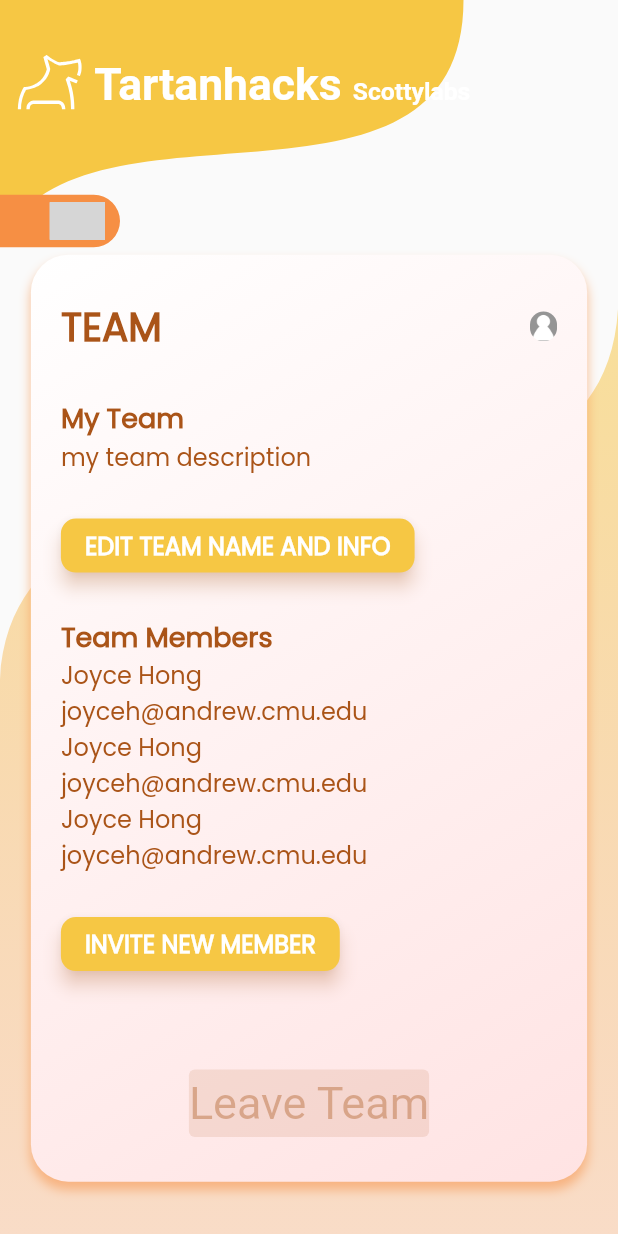
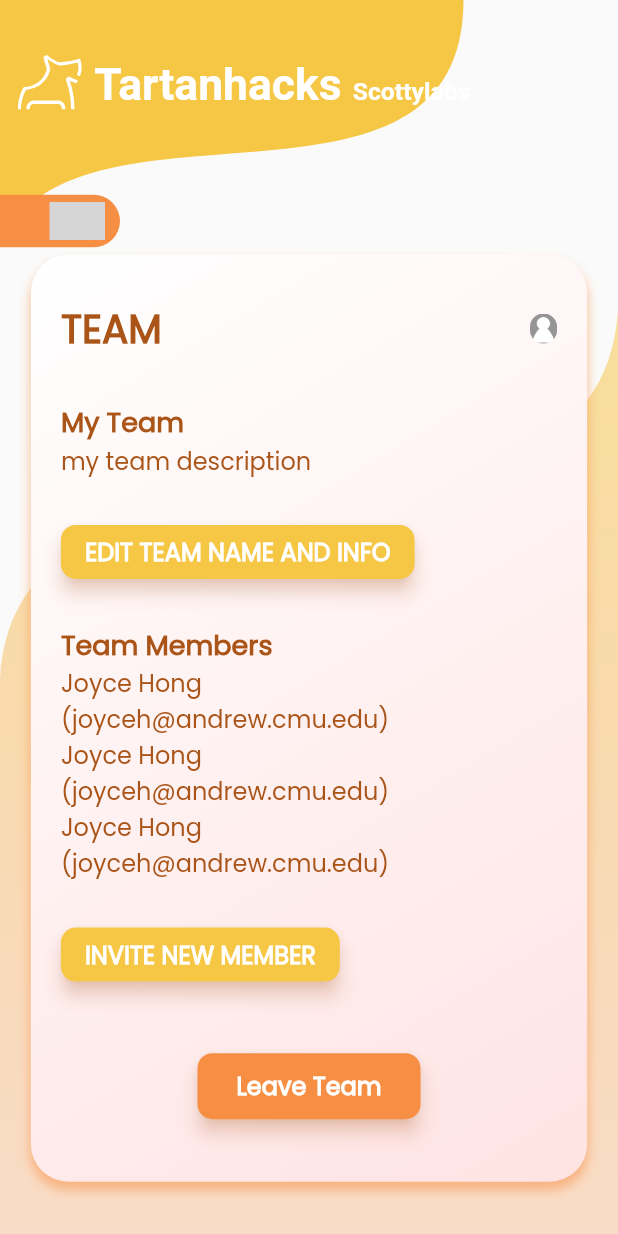
Before and after one commit to ScottyLabs/tartanhacks_dashboard_v2, a Flutter app: the EditTeam screen opened directly, on a phone screen of 412 x 824 dp. Run offline on Flutter 3.47's test engine with Material 2 defaults, Android fonts, the phone set to English and light mode, and no system bars; our stand-ins replace carousel_slider, date_time_picker, flutter_countdown_timer, flutter_svg, qr_flutter, share and 2 more; missing offline and left inert: barras, charcode, decorated_icon, shared_preferences_web; accounts and stored records are empty; generated files the repository leaves out were written again; grey boxes are pictures that could not be loaded.

Commit message:
edit team tweaks
edit team tweaks

```diff
--- a/lib/pages/custom_widgets.dart
+++ b/lib/pages/custom_widgets.dart
@@ -7,7 +7,7 @@ import 'home.dart';
 import 'login.dart';
 import 'project_submission.dart';
 import 'profile.dart';
-import 'create_team.dart';
+import 'edit_team.dart';
 
 
 InputDecoration FormFieldStyle(BuildContext context, String labelText) {
@@ -557,7 +557,7 @@ OverlayEntry MenuOverlay(BuildContext context) {
                               Navigator.push(
                                 context,
                                 MaterialPageRoute(builder: (context) =>
-                                    CreateTeam()),
+                                    EditTeam()),
                               );
                             }
                         ),
--- a/lib/pages/edit_team.dart
+++ b/lib/pages/edit_team.dart
@@ -80,12 +80,13 @@ class _EditTeamState extends State<EditTeam> {
   }
 
   Widget _buildMember(int member) {
+    String email_str = "(" + _teamMembers[member]['email'] + ")";
     return Column(
       mainAxisAlignment: MainAxisAlignment.start,
       crossAxisAlignment: CrossAxisAlignment.start,
       children: [
         Text(_teamMembers[member]['name'], style: Theme.of(context).textTheme.bodyText2),
-        Text(_teamMembers[member]['email'], style: Theme.of(context).textTheme.bodyText2)
+        Text(email_str, style: Theme.of(context).textTheme.bodyText2)
       ]
     );
   }
@@ -97,9 +98,11 @@ class _EditTeamState extends State<EditTeam> {
       children: [
         Text("Team Members", style: Theme.of(context).textTheme.headline4),
         Column(
-          children: [_buildMember(0),
-          _buildMember(1),
-          _buildMember(2)]
+          children: [
+            _buildMember(0),
+            _buildMember(1),
+            _buildMember(2)
+          ]
         )
       ]
     );
@@ -108,13 +111,26 @@ class _EditTeamState extends State<EditTeam> {
 
   Widget _leaveTeamBtn() {
     return (
-      ElevatedButton(
-        style: ElevatedButton.styleFrom(
-           //primary: MaterialStateProperty.all(Theme.of(context).colorScheme.secondary),
-           padding: EdgeInsets.fromLTRB(0, 5, 0, 5),
-           textStyle: TextStyle(fontSize: 30)
-        ),
-        child: const Text('Leave Team')
+      Container(
+        alignment: Alignment.center,
+        padding: EdgeInsets.fromLTRB(20, 20, 20, 20),
+        child: ElevatedButton(
+          style: ButtonStyle(
+            foregroundColor: MaterialStateProperty.all(Theme.of(context).colorScheme.secondary),
+            backgroundColor: MaterialStateProperty.all(Theme.of(context).colorScheme.secondary),
+            shadowColor: MaterialStateProperty.all(Theme.of(context).colorScheme.secondaryVariant),
+            shape: MaterialStateProperty.all(RoundedRectangleBorder(borderRadius: BorderRadius.circular(10))),
+            elevation: MaterialStateProperty.all(5),
+            ),
+          child: Container(
+            padding: EdgeInsets.fromLTRB(10, 10, 10, 10),
+            child: Text("Leave Team",
+            style: TextStyle(fontSize:16.0, fontWeight: FontWeight.w600,color:Theme.of(context).colorScheme.onPrimary),
+            overflow: TextOverflow.fade,
+            softWrap: false
+            )
+          )
+        )
       )
     );
   }
@@ -190,13 +206,13 @@ class _EditTeamState extends State<EditTeam> {
                                           text: "INVITE NEW MEMBER"
                                       )
                                     ),
-                                    SizedBox(height:screenHeight*0.02),
-                                    Container(
+                                    _leaveTeamBtn()
+                                    /*Container(
                                         alignment: Alignment.bottomCenter,
                                         padding: EdgeInsets.fromLTRB(0, 10, 0, 10),
                                         //height: screenHeight*0.1,
-                                        child: _leaveTeamBtn()
-                                    )
+                                        child:
+                                    )*/
                                 ]
                               )
                             )
```
